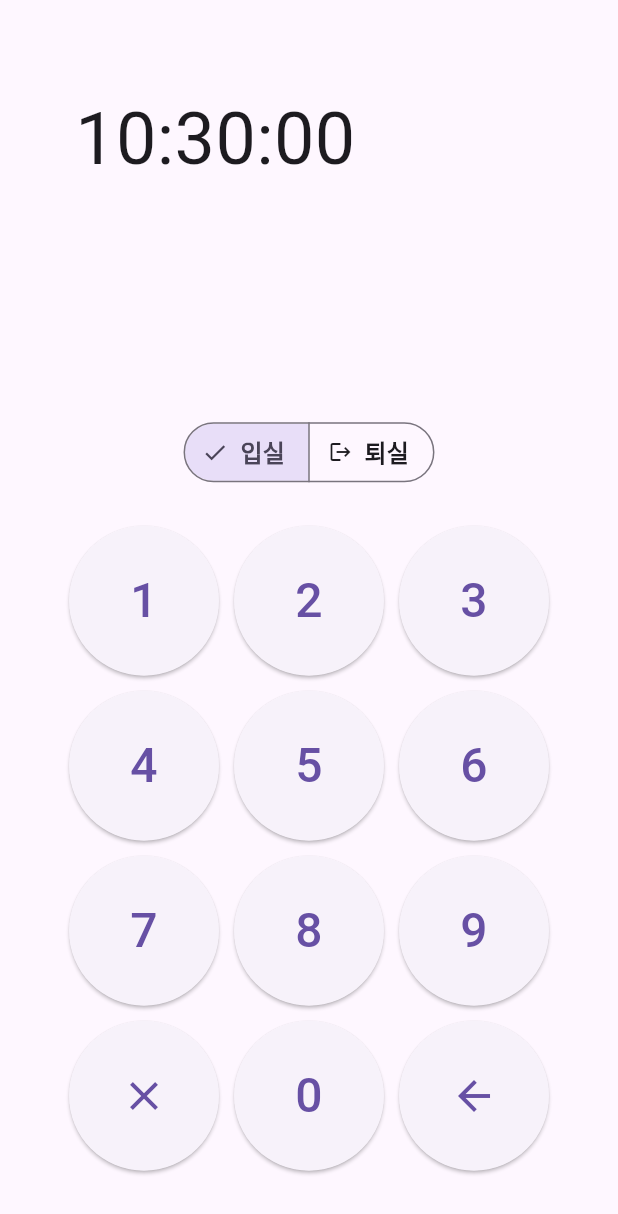
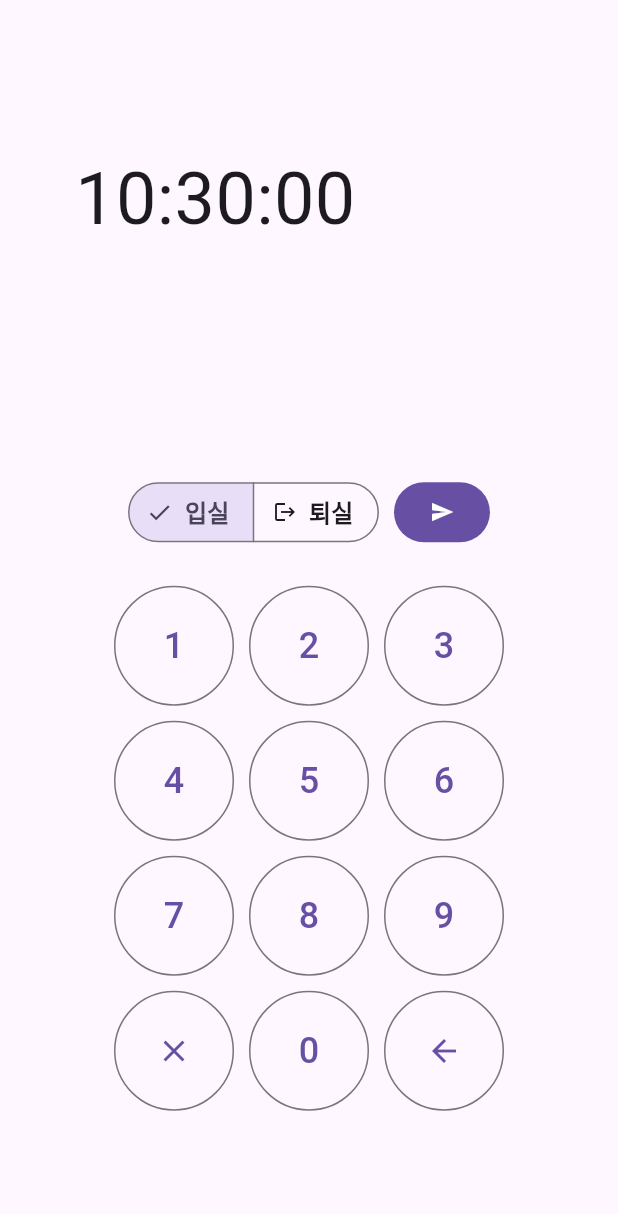
Before and after one commit to NullPointerExceptionUigo/fs-web-compatible, a Flutter app: the screen it shows after launch, on a phone screen of 412 x 824 dp. Shown: the top 1214 px of the screen. Run offline on Flutter 3.47's test engine with Material 3 defaults, Android fonts, the phone set to English and light mode, and no system bars; our stand-ins replace date_format, timer_builder; Roboto replaces fonts that are missing (IBM_Plex_Sans_KR).

Commit message:
OutlinedButton 도입 & 값 상수화

```diff
--- a/lib/main.dart
+++ b/lib/main.dart
@@ -47,8 +47,12 @@ class HomeState extends State<Home> {
 
   @override
   Widget build(BuildContext context) {
+    const double buttonContentSize = 24;
+
+    const double buttonWidth = 80;
+    const double buttonHeight = 80;
+
     return MaterialApp(
-        // theme: ThemeData(fontFamily: "IBM_Plex_Sans_KR"),
         home: Scaffold(
             body: Container(
                 margin: const EdgeInsets.fromLTRB(0, 0, 0, 0),
@@ -79,7 +83,14 @@ class HomeState extends State<Home> {
                         child: Row(
                           mainAxisAlignment: MainAxisAlignment.center,
                           children: [
-                            SingleChoice(studNum: studNum),
+                            AttendChoice(studNum: studNum),
+                            Padding(
+                              padding: const EdgeInsets.only(left: 10),
+                              child: FilledButton(
+                                onPressed: () {},
+                                child: const Icon(Icons.send, size: 16,),
+                              ),
+                            )
                           ],
                         ),
                       ),
@@ -89,38 +100,38 @@ class HomeState extends State<Home> {
                             Padding(
                               padding: const EdgeInsets.all(5),
                               child: SizedBox(
-                                  width: 100,
-                                  height: 100,
-                                  child: ElevatedButton(
+                                  width: buttonWidth,
+                                  height: buttonHeight,
+                                  child: OutlinedButton(
                                       onPressed: () {
                                         appendNum("1");
                                       },
                                       child: const Text('1',
-                                          style: TextStyle(fontSize: 32)))),
+                                          style: TextStyle(fontSize: buttonContentSize)))),
                             ),
                             Padding(
                               padding: const EdgeInsets.all(5),
                               child: SizedBox(
-                                  width: 100,
-                                  height: 100,
-                                  child: ElevatedButton(
+                                  width: buttonWidth,
+                                  height: buttonHeight,
+                                  child: OutlinedButton(
                                       onPressed: () {
                                         appendNum("2");
                                       },
                                       child: const Text('2',
-                                          style: TextStyle(fontSize: 32)))),
+                                          style: TextStyle(fontSize: buttonContentSize)))),
                             ),
                             Padding(
                               padding: const EdgeInsets.all(5),
                               child: SizedBox(
-                                  width: 100,
-                                  height: 100,
-                                  child: ElevatedButton(
+                                  width: buttonWidth,
+                                  height: buttonHeight,
+                                  child: OutlinedButton(
                                       onPressed: () {
                                         appendNum("3");
                                       },
                                       child: const Text('3',
-                                          style: TextStyle(fontSize: 32)))),
+                                          style: TextStyle(fontSize: buttonContentSize)))),
                             ),
                           ]),
                       Row(
@@ -129,38 +140,38 @@ class HomeState extends State<Home> {
                             Padding(
                               padding: const EdgeInsets.all(5),
                               child: SizedBox(
-                                  width: 100,
-                                  height: 100,
-                                  child: ElevatedButton(
+                                  width: buttonWidth,
+                                  height: buttonHeight,
+                                  child: OutlinedButton(
                                       onPressed: () {
                                         appendNum("4");
                                       },
                                       child: const Text('4',
-                                          style: TextStyle(fontSize: 32)))),
+                                          style: TextStyle(fontSize: buttonContentSize)))),
                             ),
                             Padding(
                               padding: const EdgeInsets.all(5),
                               child: SizedBox(
-                                  width: 100,
-                                  height: 100,
-                                  child: ElevatedButton(
+                                  width: buttonWidth,
+                                  height: buttonHeight,
+                                  child: OutlinedButton(
                                       onPressed: () {
                                         appendNum("5");
                                       },
                                       child: const Text('5',
-                                          style: TextStyle(fontSize: 32)))),
+                                          style: TextStyle(fontSize: buttonContentSize)))),
                             ),
                             Padding(
                               padding: const EdgeInsets.all(5),
                               child: SizedBox(
-                                  width: 100,
-                                  height: 100,
-                                  child: ElevatedButton(
+                                  width: buttonWidth,
+                                  height: buttonHeight,
+                                  child: OutlinedButton(
                                       onPressed: () {
                                         appendNum("6");
                                       },
                                       child: const Text('6',
-                                          style: TextStyle(fontSize: 32)))),
+                                          style: TextStyle(fontSize: buttonContentSize)))),
                             ),
                           ]),
                       Row(
@@ -169,38 +180,38 @@ class HomeState extends State<Home> {
                             Padding(
                               padding: const EdgeInsets.all(5),
                               child: SizedBox(
-                                  width: 100,
-                                  height: 100,
-                                  child: ElevatedButton(
+                                  width: buttonWidth,
+                                  height: buttonHeight,
+                                  child: OutlinedButton(
                                       onPressed: () {
                                         appendNum("7");
                                       },
                                       child: const Text('7',
-                                          style: TextStyle(fontSize: 32)))),
+                                          style: TextStyle(fontSize: buttonContentSize)))),
                             ),
                             Padding(
                               padding: const EdgeInsets.all(5),
                               child: SizedBox(
-                                  width: 100,
-                                  height: 100,
-                                  child: ElevatedButton(
+                                  width: buttonWidth,
+                                  height: buttonHeight,
+                                  child: OutlinedButton(
                                       onPressed: () {
                                         appendNum("8");
                                       },
                                       child: const Text('8',
-                                          style: TextStyle(fontSize: 32)))),
+                                          style: TextStyle(fontSize: buttonContentSize)))),
                             ),
                             Padding(
                               padding: const EdgeInsets.all(5),
                               child: SizedBox(
-                                  width: 100,
-                                  height: 100,
-                                  child: ElevatedButton(
+                                  width: buttonWidth,
+                                  height: buttonHeight,
+                                  child: OutlinedButton(
                                       onPressed: () {
                                         appendNum("9");
                                       },
                                       child: const Text('9',
-                                          style: TextStyle(fontSize: 32)))),
+                                          style: TextStyle(fontSize: buttonContentSize)))),
                             ),
                           ]),
                       Row(
@@ -209,41 +220,41 @@ class HomeState extends State<Home> {
                             Padding(
                               padding: const EdgeInsets.all(5),
                               child: SizedBox(
-                                  width: 100,
-                                  height: 100,
-                                  child: ElevatedButton(
+                                  width: buttonWidth,
+                                  height: buttonHeight,
+                                  child: OutlinedButton(
                                       onPressed: () {
                                         setState(() {
                                           studNum = "";
                                         });
                                       },
                                       child:
-                                          const Icon(Icons.close, size: 32))),
+                                          const Icon(Icons.close, size: buttonContentSize))),
                             ),
                             Padding(
                               padding: const EdgeInsets.all(5),
                               child: SizedBox(
-                                  width: 100,
-                                  height: 100,
-                                  child: ElevatedButton(
+                                  width: buttonWidth,
+                                  height: buttonHeight,
+                                  child: OutlinedButton(
                                       onPressed: () {
                                         appendNum("0");
                                       },
                                       child: const Text('0',
-                                          style: TextStyle(fontSize: 32)))),
+                                          style: TextStyle(fontSize: buttonContentSize)))),
                             ),
                             Padding(
                               padding: const EdgeInsets.all(5),
                               child: SizedBox(
-                                  width: 100,
-                                  height: 100,
-                                  child: ElevatedButton(
+                                  width: buttonWidth,
+                                  height: buttonHeight,
+                                  child: OutlinedButton(
                                       onPressed: () {
                                         removeNum();
                                       },
                                       child: const Icon(
                                         Icons.arrow_back,
-                                        size: 32,
+                                        size: buttonContentSize,
                                       ))),
                             ),
                           ]),
--- a/lib/single_choice.dart
+++ b/lib/single_choice.dart
@@ -1,34 +1,34 @@
 import 'package:flutter/material.dart';
 
-enum AttendedType { attended, leave }
+enum AttendType { enter, leave }
 
-class SingleChoice extends StatefulWidget {
-  const SingleChoice({super.key, required this.studNum});
+class AttendChoice extends StatefulWidget {
+  const AttendChoice({super.key, required this.studNum});
 
   final String studNum;
 
   @override
-  State<SingleChoice> createState() => _SingleChoiceState();
+  State<AttendChoice> createState() => _AttendChoiceState();
 }
 
-class _SingleChoiceState extends State<SingleChoice> {
-  AttendedType attendedType = AttendedType.attended;
+class _AttendChoiceState extends State<AttendChoice> {
+  AttendType attendedType = AttendType.enter;
 
   @override
   Widget build(BuildContext context) {
-    return SegmentedButton<AttendedType>(
-      segments: const <ButtonSegment<AttendedType>>[
-        ButtonSegment<AttendedType>(
-            value: AttendedType.attended,
+    return SegmentedButton<AttendType>(
+      segments: const <ButtonSegment<AttendType>>[
+        ButtonSegment<AttendType>(
+            value: AttendType.enter,
             label: Text('입실', style: TextStyle(fontSize: 16, fontWeight: FontWeight.bold)),
             icon: Icon(Icons.login, size: 16)),
-        ButtonSegment<AttendedType>(
-            value: AttendedType.leave,
+        ButtonSegment<AttendType>(
+            value: AttendType.leave,
             label: Text('퇴실', style: TextStyle(fontSize: 16, fontWeight: FontWeight.bold)),
             icon: Icon(Icons.logout, size: 16)),
       ],
-      selected: <AttendedType>{attendedType},
-      onSelectionChanged: (Set<AttendedType> newSelection) {
+      selected: <AttendType>{attendedType},
+      onSelectionChanged: (Set<AttendType> newSelection) {
         setState(() {
           attendedType = newSelection.first;
         });
```
